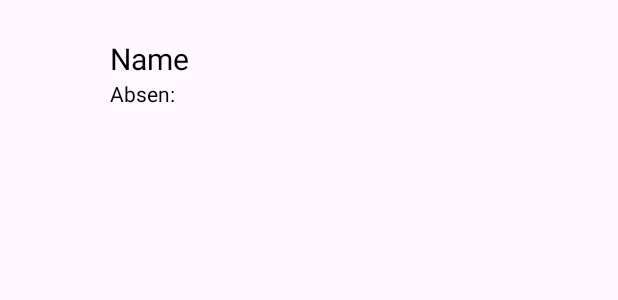
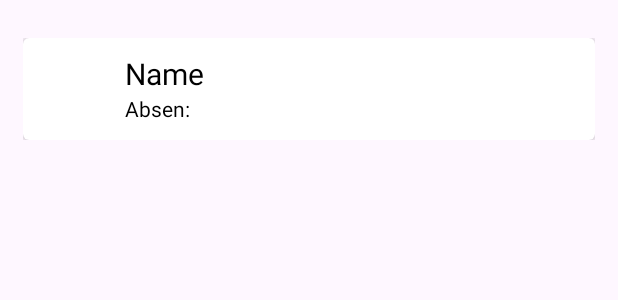
Before and after one commit to shig3o/Letterboxb, an Android app: the layout item_view.xml on its own in the app's theme, with its tools: preview values and no code run, on a phone screen of 412 x 824 dp. Shown: the top 300 px of the screen. Run offline under Robolectric (Android 15) with nearby library versions, the phone set to English and light mode, and no system bars.

Commit message:
Added Cardview

```diff
--- a/app/build.gradle.kts
+++ b/app/build.gradle.kts
@@ -33,6 +33,7 @@ android {
 }
 
 dependencies {
+    implementation ("androidx.cardview:cardview:1.0.0")
     implementation ("com.github.bumptech.glide:glide:4.16.0")
     implementation("androidx.recyclerview:recyclerview:1.3.2")
     implementation("androidx.recyclerview:recyclerview-selection:1.1.0")
--- a/app/src/main/java/com/example/letterboxb/ListSiswa10PPLG1.java
+++ b/app/src/main/java/com/example/letterboxb/ListSiswa10PPLG1.java
@@ -74,6 +74,6 @@ public class ListSiswa10PPLG1 extends AppCompatActivity implements AdapterSiswa1
         recyclerView.setAdapter(adapter); // Set adapter to RecyclerView
     }
     public void onItemClick(View view, int position) {
-        Toast.makeText(this, "You clicked " + adapter.getItem(position) + " on row number " + position, Toast.LENGTH_SHORT).show();
+        Toast.makeText(this, "You clicked " + adapter.getItem(position) + " on row number " + (position + 1), Toast.LENGTH_SHORT).show();
     }
 }
--- a/app/src/main/res/layout/item_view.xml
+++ b/app/src/main/res/layout/item_view.xml
@@ -7,35 +7,49 @@
     xmlns:tools="http://schemas.android.com/tools"
     android:padding="15dp">
 
-    <ImageView
-        android:layout_width="48dp"
-        android:layout_height="48dp"
-        android:id="@+id/imageview"
-        android:layout_marginRight="10dp"
-        android:layout_gravity="center_vertical"
-        />
 
+    <androidx.cardview.widget.CardView
+        xmlns:android="http://schemas.android.com/apk/res/android"
+        xmlns:app="http://schemas.android.com/apk/res-auto"
+        android:layout_width="match_parent"
+        android:layout_height="wrap_content"
+        app:cardCornerRadius="4dp"  app:cardElevation="4dp">
         <LinearLayout
         android:layout_width="match_parent"
         android:layout_height="wrap_content"
+        android:padding="10dp"
+        android:orientation="horizontal">
+
+        <ImageView
+            android:id="@+id/imageview"
+            android:layout_width="48dp"
+            android:layout_height="48dp"
+            android:layout_marginRight="10dp"
+            android:layout_gravity="center_vertical" />
+
+        <LinearLayout
+            android:layout_width="0dp"  android:layout_height="wrap_content"
+            android:layout_weight="1"
             android:orientation="vertical">
 
             <TextView
+                android:id="@+id/name"
                 android:layout_width="match_parent"
                 android:layout_height="wrap_content"
-            android:id="@+id/name"
                 android:textColor="@color/black"
                 android:textSize="20dp"
-            tools:text="Name"/>
+                tools:text="Name" />
 
             <TextView
+                android:id="@+id/absen"
                 android:layout_width="match_parent"
                 android:layout_height="wrap_content"
-            android:id="@+id/absen"
                 android:textColor="@color/black"
-            tools:text="Absen:"/>
+                tools:text="Absen:" />
 
         </LinearLayout>
+    </LinearLayout>
+    </androidx.cardview.widget.CardView>
 
     <View
         android:layout_width="0dp"
```
Lines whose indentation alone changed are shown as unchanged.
